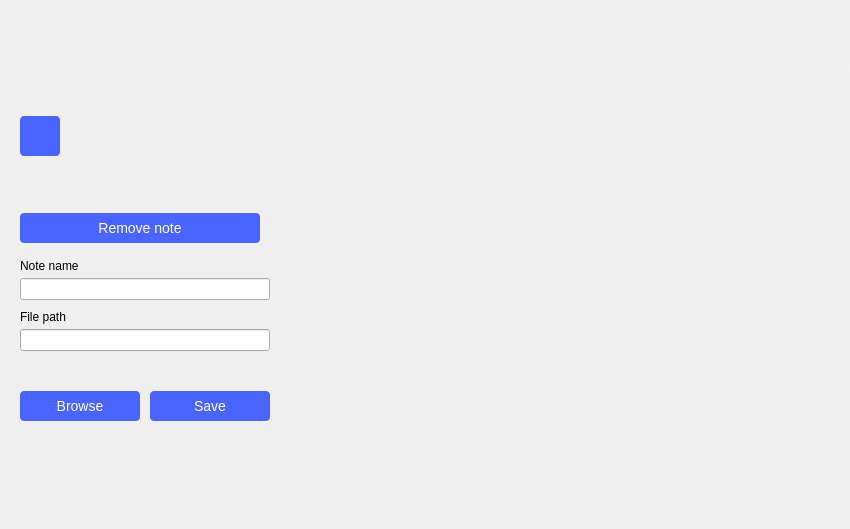
Before: the Qt Designer form ui/user_notes.ui in analogdevicesinc/scopy, drawn with Qt 5.
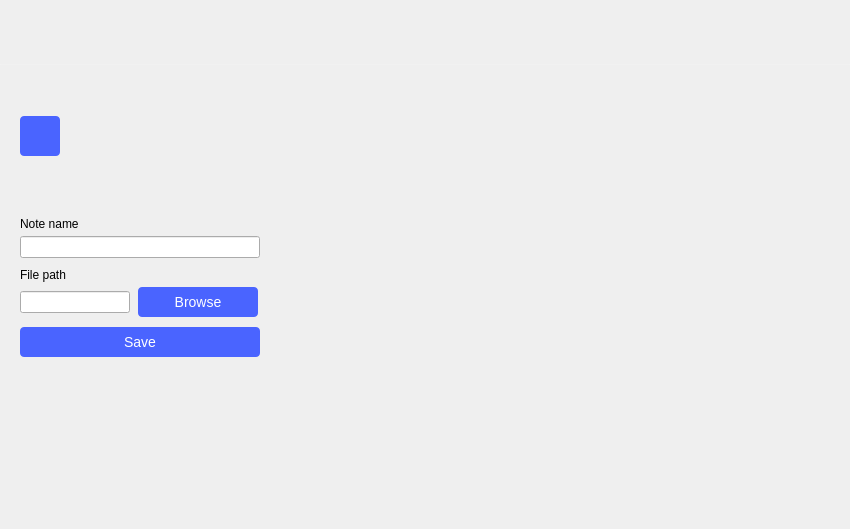
After: the same form once the commit is applied. Icons and pictures are not drawn. Custom widgets are drawn as their Qt base class.

Commit message: UserNotes: Add some missing resources and make some small changes to match the mock-ups.

What changed in the file:
```diff
--- a/ui/user_notes.ui
+++ b/ui/user_notes.ui
@@ -29,20 +29,7 @@
    <property name="bottomMargin">
     <number>0</number>
    </property>
-   <item row="3" column="2" rowspan="2">
-    <spacer name="horizontalSpacer">
-     <property name="orientation">
-      <enum>Qt::Horizontal</enum>
-     </property>
-     <property name="sizeHint" stdset="0">
-      <size>
-       <width>40</width>
-       <height>20</height>
-      </size>
-     </property>
-    </spacer>
-   </item>
-   <item row="5" column="0" colspan="3">
+   <item row="3" column="0" colspan="2">
     <widget class="adiscope::StackedHomepage" name="stackedWidget">
      <property name="currentIndex">
       <number>0</number>
@@ -64,27 +51,60 @@
        <property name="verticalSpacing">
         <number>10</number>
        </property>
-       <item row="7" column="0">
-        <spacer name="verticalSpacer">
-         <property name="orientation">
-          <enum>Qt::Vertical</enum>
+       <item row="2" column="0">
+        <widget class="QPushButton" name="saveBtn">
+         <property name="minimumSize">
+          <size>
+           <width>240</width>
+           <height>30</height>
+          </size>
          </property>
-         <property name="sizeHint" stdset="0">
+         <property name="maximumSize">
           <size>
-           <width>0</width>
-           <height>0</height>
+           <width>120</width>
+           <height>30</height>
           </size>
          </property>
-        </spacer>
+         <property name="styleSheet">
+          <string notr="true">QPushButton {
+  	border: 0px;
+  	border-radius: 4px;
+  	background-color: #4a64ff;
+	color: #ffffff;
+  	font-size: 14px;
+}
+
+QPushButton:hover
+{
+background-color: #4a34ff;
+}
+
+QPushButton:disabled {
+background-color: gray;
+color:white;
+}
+
+QPushButton:disabled {
+  background-color:  #727273;
+}
+</string>
+         </property>
+         <property name="text">
+          <string>Save</string>
+         </property>
+        </widget>
        </item>
        <item row="1" column="0">
-        <layout class="QVBoxLayout" name="verticalLayout_3">
+        <layout class="QVBoxLayout" name="verticalLayout_3" stretch="0,0">
          <property name="spacing">
           <number>5</number>
          </property>
          <property name="topMargin">
           <number>0</number>
          </property>
+         <property name="bottomMargin">
+          <number>0</number>
+         </property>
          <item>
           <layout class="QHBoxLayout" name="horizontalLayout_3">
            <property name="topMargin">
@@ -110,27 +130,35 @@
           </layout>
          </item>
          <item>
-          <widget class="QLineEdit" name="pathLineEdit">
-           <property name="sizePolicy">
-            <sizepolicy hsizetype="Fixed" vsizetype="Fixed">
-             <horstretch>0</horstretch>
-             <verstretch>0</verstretch>
-            </sizepolicy>
+          <layout class="QHBoxLayout" name="horizontalLayout_4">
+           <property name="spacing">
+            <number>8</number>
            </property>
-           <property name="minimumSize">
-            <size>
-             <width>250</width>
-             <height>0</height>
-            </size>
+           <property name="topMargin">
+            <number>0</number>
            </property>
-           <property name="maximumSize">
-            <size>
-             <width>250</width>
-             <height>16777215</height>
-            </size>
-           </property>
-           <property name="styleSheet">
-            <string notr="true">QLineEdit {
+           <item>
+            <widget class="QLineEdit" name="pathLineEdit">
+             <property name="sizePolicy">
+              <sizepolicy hsizetype="Fixed" vsizetype="Fixed">
+               <horstretch>0</horstretch>
+               <verstretch>0</verstretch>
+              </sizepolicy>
+             </property>
+             <property name="minimumSize">
+              <size>
+               <width>110</width>
+               <height>0</height>
+              </size>
+             </property>
+             <property name="maximumSize">
+              <size>
+               <width>110</width>
+               <height>16777215</height>
+              </size>
+             </property>
+             <property name="styleSheet">
+              <string notr="true">QLineEdit {
 	border-color: grey;
 	color: grey;
 }
@@ -140,14 +168,81 @@
 	color: red;
 }
 </string>
-           </property>
-           <property name="invalid" stdset="0">
-            <bool>false</bool>
-           </property>
-          </widget>
+             </property>
+             <property name="invalid" stdset="0">
+              <bool>false</bool>
+             </property>
+            </widget>
+           </item>
+           <item>
+            <widget class="QPushButton" name="browseBtn">
+             <property name="sizePolicy">
+              <sizepolicy hsizetype="Fixed" vsizetype="Fixed">
+               <horstretch>0</horstretch>
+               <verstretch>0</verstretch>
+              </sizepolicy>
+             </property>
+             <property name="minimumSize">
+              <size>
+               <width>120</width>
+               <height>30</height>
+              </size>
+             </property>
+             <property name="maximumSize">
+              <size>
+               <width>120</width>
+               <height>30</height>
+              </size>
+             </property>
+             <property name="styleSheet">
+              <string notr="true">QPushButton {
+  	border: 0px;
+  	border-radius: 4px;
+  	background-color: #4a64ff;
+	color: #ffffff;
+  	font-size: 14px;
+}
+
+QPushButton:hover
+{
+background-color: #4a34ff;
+}
+
+QPushButton:disabled {
+background-color: gray;
+color:white;
+}
+
+QPushButton:disabled {
+  background-color:  #727273;
+}
+</string>
+             </property>
+             <property name="text">
+              <string>Browse</string>
+             </property>
+             <property name="checkable">
+              <bool>false</bool>
+             </property>
+            </widget>
+           </item>
+          </layout>
          </item>
         </layout>
        </item>
+       <item row="6" column="0">
+        <spacer name="verticalSpacer">
+         <property name="orientation">
+          <enum>Qt::Vertical</enum>
+         </property>
+         <property name="sizeHint" stdset="0">
+          <size>
+           <width>0</width>
+           <height>0</height>
+          </size>
+         </property>
+        </spacer>
+       </item>
        <item row="0" column="0">
         <layout class="QVBoxLayout" name="verticalLayout_2">
          <property name="spacing">
@@ -179,13 +274,13 @@
            </property>
            <property name="minimumSize">
             <size>
-             <width>250</width>
+             <width>240</width>
              <height>0</height>
             </size>
            </property>
            <property name="maximumSize">
             <size>
-             <width>250</width>
+             <width>240</width>
              <height>16777215</height>
             </size>
            </property>
@@ -193,112 +288,7 @@
          </item>
         </layout>
        </item>
-       <item row="5" column="0">
-        <layout class="QHBoxLayout" name="horizontalLayout">
-         <property name="spacing">
-          <number>10</number>
-         </property>
-         <property name="topMargin">
-          <number>0</number>
-         </property>
-         <item>
-          <widget class="QPushButton" name="browseBtn">
-           <property name="sizePolicy">
-            <sizepolicy hsizetype="Fixed" vsizetype="Fixed">
-             <horstretch>0</horstretch>
-             <verstretch>0</verstretch>
-            </sizepolicy>
-           </property>
-           <property name="minimumSize">
-            <size>
-             <width>120</width>
-             <height>30</height>
-            </size>
-           </property>
-           <property name="maximumSize">
-            <size>
-             <width>120</width>
-             <height>30</height>
-            </size>
-           </property>
-           <property name="styleSheet">
-            <string notr="true">QPushButton {
-  	border: 0px;
-  	border-radius: 4px;
-  	background-color: #4a64ff;
-	color: #ffffff;
-  	font-size: 14px;
-}
-
-QPushButton:hover
-{
-background-color: #4a34ff;
-}
-
-QPushButton:disabled {
-background-color: gray;
-color:white;
-}
-
-QPushButton:disabled {
-  background-color:  #727273;
-}
-</string>
-           </property>
-           <property name="text">
-            <string>Browse</string>
-           </property>
-           <property name="checkable">
-            <bool>false</bool>
-           </property>
-          </widget>
-         </item>
-         <item>
-          <widget class="QPushButton" name="saveBtn">
-           <property name="minimumSize">
-            <size>
-             <width>120</width>
-             <height>30</height>
-            </size>
-           </property>
-           <property name="maximumSize">
-            <size>
-             <width>120</width>
-             <height>30</height>
-            </size>
-           </property>
-           <property name="styleSheet">
-            <string notr="true">QPushButton {
-  	border: 0px;
-  	border-radius: 4px;
-  	background-color: #4a64ff;
-	color: #ffffff;
-  	font-size: 14px;
-}
-
-QPushButton:hover
-{
-background-color: #4a34ff;
-}
-
-QPushButton:disabled {
-background-color: gray;
-color:white;
-}
-
-QPushButton:disabled {
-  background-color:  #727273;
-}
-</string>
-           </property>
-           <property name="text">
-            <string>Save</string>
-           </property>
-          </widget>
-         </item>
-        </layout>
-       </item>
-       <item row="0" column="1" rowspan="8">
+       <item row="0" column="1" rowspan="7">
         <spacer name="horizontalSpacer_3">
          <property name="orientation">
           <enum>Qt::Horizontal</enum>
@@ -315,7 +305,87 @@
      </widget>
     </widget>
    </item>
-   <item row="1" column="0" colspan="3">
+   <item row="0" column="0" colspan="2">
+    <widget class="QWidget" name="widget" native="true">
+     <property name="sizePolicy">
+      <sizepolicy hsizetype="Preferred" vsizetype="Fixed">
+       <horstretch>0</horstretch>
+       <verstretch>0</verstretch>
+      </sizepolicy>
+     </property>
+     <property name="minimumSize">
+      <size>
+       <width>0</width>
+       <height>65</height>
+      </size>
+     </property>
+     <property name="maximumSize">
+      <size>
+       <width>16777215</width>
+       <height>65</height>
+      </size>
+     </property>
+     <property name="styleSheet">
+      <string notr="true"/>
+     </property>
+     <layout class="QVBoxLayout" name="verticalLayout_5">
+      <property name="spacing">
+       <number>0</number>
+      </property>
+      <property name="leftMargin">
+       <number>0</number>
+      </property>
+      <property name="topMargin">
+       <number>0</number>
+      </property>
+      <property name="rightMargin">
+       <number>0</number>
+      </property>
+      <property name="bottomMargin">
+       <number>0</number>
+      </property>
+      <item>
+       <spacer name="verticalSpacer_2">
+        <property name="orientation">
+         <enum>Qt::Vertical</enum>
+        </property>
+        <property name="sizeHint" stdset="0">
+         <size>
+          <width>20</width>
+          <height>40</height>
+         </size>
+        </property>
+       </spacer>
+      </item>
+      <item>
+       <widget class="Line" name="line">
+        <property name="minimumSize">
+         <size>
+          <width>0</width>
+          <height>1</height>
+         </size>
+        </property>
+        <property name="maximumSize">
+         <size>
+          <width>16777215</width>
+          <height>1</height>
+         </size>
+        </property>
+        <property name="styleSheet">
+         <string notr="true">border: 1px solid rgba(255, 255, 255, 16);</string>
+        </property>
+        <property name="frameShadow">
+         <enum>QFrame::Sunken</enum>
+        </property>
+        <property name="orientation">
+         <enum>Qt::Horizontal</enum>
+        </property>
+       </widget>
+      </item>
+     </layout>
+    </widget>
+   </item>
+   <item row="1" column="0" colspan="2">
     <layout class="QHBoxLayout" name="horizontalLayout_2">
      <property name="spacing">
       <number>0</number>
@@ -489,145 +559,6 @@
      </item>
     </layout>
    </item>
-   <item row="0" column="0" colspan="3">
-    <widget class="QWidget" name="widget" native="true">
-     <property name="sizePolicy">
-      <sizepolicy hsizetype="Preferred" vsizetype="Fixed">
-       <horstretch>0</horstretch>
-       <verstretch>0</verstretch>
-      </sizepolicy>
-     </property>
-     <property name="minimumSize">
-      <size>
-       <width>0</width>
-       <height>65</height>
-      </size>
-     </property>
-     <property name="maximumSize">
-      <size>
-       <width>16777215</width>
-       <height>65</height>
-      </size>
-     </property>
-     <property name="styleSheet">
-      <string notr="true"/>
-     </property>
-     <layout class="QVBoxLayout" name="verticalLayout_5">
-      <property name="spacing">
-       <number>0</number>
-      </property>
-      <property name="leftMargin">
-       <number>0</number>
-      </property>
-      <property name="topMargin">
-       <number>0</number>
-      </property>
-      <property name="rightMargin">
-       <number>0</number>
-      </property>
-      <property name="bottomMargin">
-       <number>0</number>
-      </property>
-      <item>
-       <spacer name="verticalSpacer_2">
-        <property name="orientation">
-         <enum>Qt::Vertical</enum>
-        </property>
-        <property name="sizeHint" stdset="0">
-         <size>
-          <width>20</width>
-          <height>40</height>
-         </size>
-        </property>
-       </spacer>
-      </item>
-      <item>
-       <widget class="Line" name="line">
-        <property name="minimumSize">
-         <size>
-          <width>0</width>
-          <height>1</height>
-         </size>
-        </property>
-        <property name="maximumSize">
-         <size>
-          <width>16777215</width>
-          <height>1</height>
-         </size>
-        </property>
-        <property name="styleSheet">
-         <string notr="true">border: 1px solid rgba(255, 255, 255, 16);</string>
-        </property>
-        <property name="frameShadow">
-         <enum>QFrame::Sunken</enum>
-        </property>
-        <property name="orientation">
-         <enum>Qt::Horizontal</enum>
-        </property>
-       </widget>
-      </item>
-     </layout>
-    </widget>
-   </item>
-   <item row="4" column="0" colspan="2">
-    <layout class="QVBoxLayout" name="verticalLayout_4">
-     <property name="spacing">
-      <number>0</number>
-     </property>
-     <property name="leftMargin">
-      <number>20</number>
-     </property>
-     <item>
-      <widget class="QPushButton" name="removeBtn">
-       <property name="sizePolicy">
-        <sizepolicy hsizetype="Fixed" vsizetype="Fixed">
-         <horstretch>0</horstretch>
-         <verstretch>0</verstretch>
-        </sizepolicy>
-       </property>
-       <property name="minimumSize">
-        <size>
-         <width>240</width>
-         <height>30</height>
-        </size>
-       </property>
-       <property name="maximumSize">
-        <size>
-         <width>240</width>
-         <height>30</height>
-        </size>
-       </property>
-       <property name="styleSheet">
-        <string notr="true">QPushButton {
-  	border: 0px;
-  	border-radius: 4px;
-  	background-color: #4a64ff;
-	color: #ffffff;
-  	font-size: 14px;
-}
-
-QPushButton:hover
-{
-background-color: #4a34ff;
-}
-
-QPushButton:disabled {
-background-color: gray;
-color:white;
-}
-
-QPushButton:disabled {
-  background-color:  #727273;
-}
-</string>
-       </property>
-       <property name="text">
-        <string>Remove note</string>
-       </property>
-      </widget>
-     </item>
-    </layout>
-   </item>
   </layout>
  </widget>
  <customwidgets>
```
The commit also changes 11 other files.
